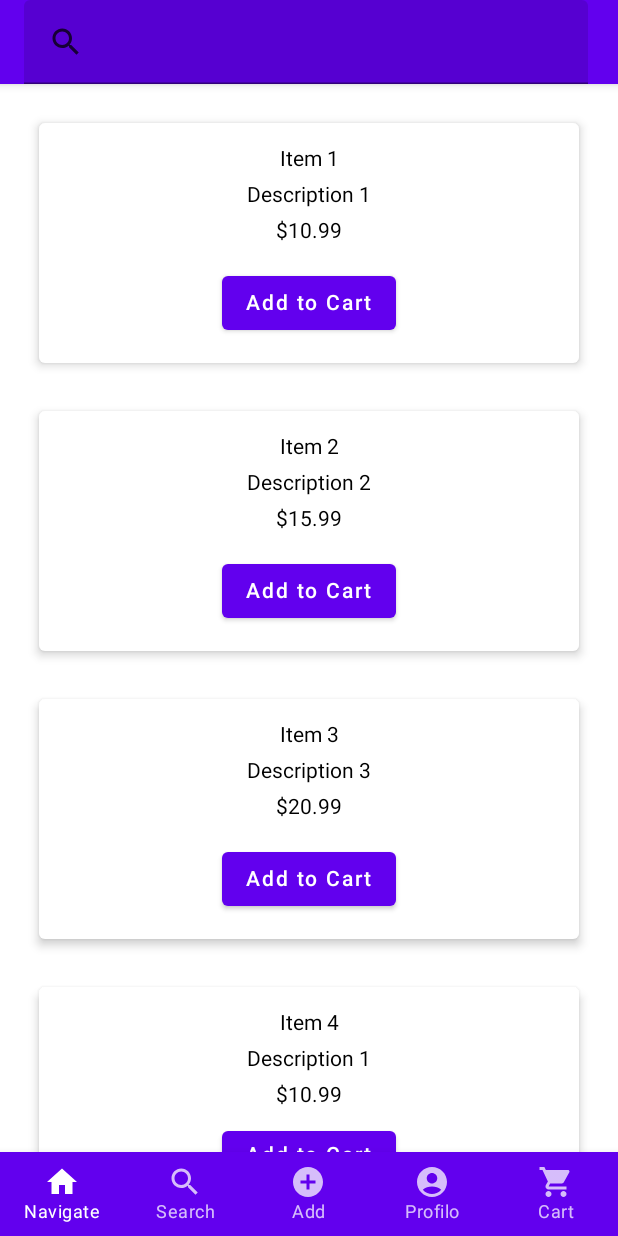
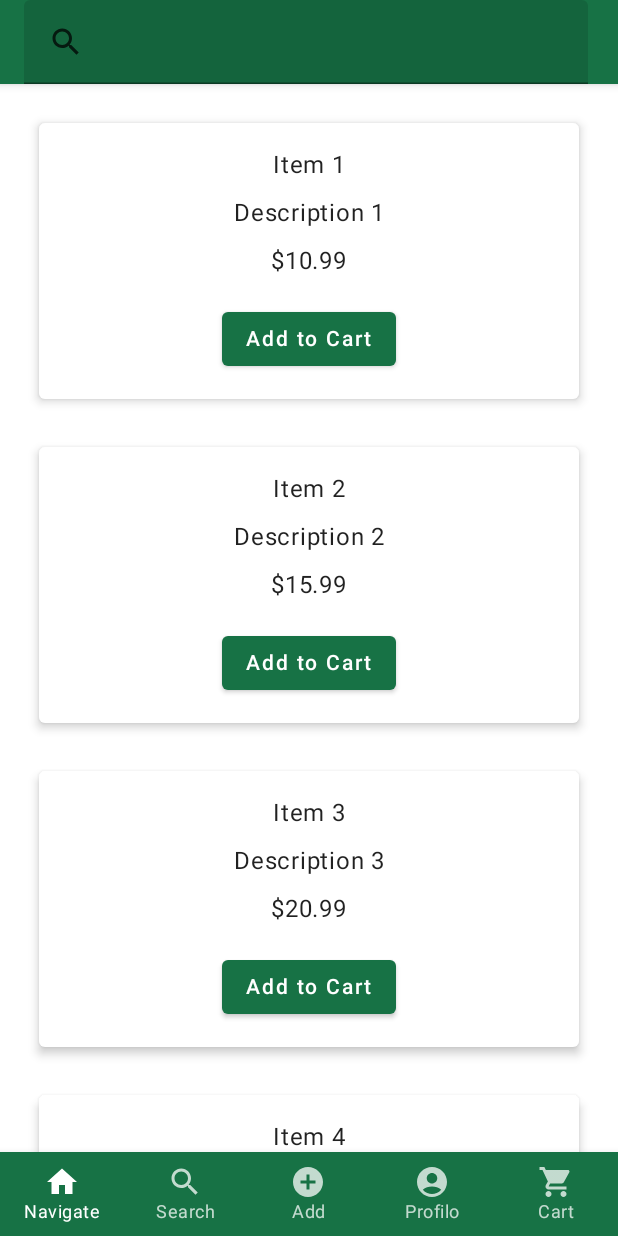
Before and after one commit to GiVill/Progetto-2022-2023-Villella-Dattilo-Laise-Trovato-Aloisio, an Android app built with Jetpack Compose: the @Preview function DefaultPreview, on a phone screen of 412 x 824 dp. Run offline under Robolectric (Android 15) with nearby library versions, the phone set to English and light mode, and no system bars; our stand-ins replace accompanist; network calls fail.

Commit message:
fix -colori molto belli

```diff
--- a/VintedAndroid/app/build.gradle
+++ b/VintedAndroid/app/build.gradle
@@ -82,6 +82,8 @@ dependencies {
     implementation 'org.springframework:spring-context:5.3.9'
     implementation 'com.squareup.retrofit2:retrofit:2.9.0'
     implementation 'com.squareup.retrofit2:converter-gson:2.9.0'
+    implementation "com.google.accompanist:accompanist-systemuicontroller:0.20.0"
+
 
 
     var room_version = "2.5.1"
--- a/VintedAndroid/app/src/main/java/com/example/vintedandroid/theme/Theme.kt
+++ b/VintedAndroid/app/src/main/java/com/example/vintedandroid/theme/Theme.kt
@@ -1,72 +1,60 @@
 package com.example.vintedandroid.theme
 
-import android.app.Activity
-import android.os.Build
 import androidx.compose.foundation.isSystemInDarkTheme
-import androidx.compose.material3.MaterialTheme
-import androidx.compose.material3.darkColorScheme
-import androidx.compose.material3.dynamicDarkColorScheme
-import androidx.compose.material3.dynamicLightColorScheme
-import androidx.compose.material3.lightColorScheme
+import androidx.compose.foundation.layout.Column
+import androidx.compose.foundation.layout.Row
+import androidx.compose.foundation.layout.padding
+import androidx.compose.material.*
 import androidx.compose.runtime.Composable
-import androidx.compose.runtime.SideEffect
-import androidx.compose.ui.graphics.toArgb
-import androidx.compose.ui.platform.LocalContext
-import androidx.compose.ui.platform.LocalView
-import androidx.core.view.WindowCompat
+import androidx.compose.ui.Alignment
+import androidx.compose.ui.Modifier
+import androidx.compose.ui.graphics.vector.ImageVector
+import androidx.compose.ui.res.colorResource
+import androidx.compose.ui.unit.dp
+import com.google.accompanist.systemuicontroller.rememberSystemUiController
 
-val DarkColorScheme = darkColorScheme(
-    primary = Green40,
-    secondary = Green80,
-    tertiary = LightGreen40
-)
-
- val LightColorScheme = lightColorScheme(
-    primary = Green40,
-    secondary = Green80,
-    tertiary = LightGreen40
-    // ...
-)
-
-    /* Other default colors to override
-    background = Color(0xFFFFFBFE),
-    surface = Color(0xFFFFFBFE),
-    onPrimary = Color.White,
-    onSecondary = Color.White,
-    onTertiary = Color.White,
-    onBackground = Color(0xFF1C1B1F),
-    onSurface = Color(0xFF1C1B1F),
-    */
 
 
 @Composable
 fun VintedAndroidTheme(
     darkTheme: Boolean = isSystemInDarkTheme(),
-    // Dynamic color is available on Android 12+
-    dynamicColor: Boolean = true,
     content: @Composable () -> Unit
 ) {
-    val colorScheme = when {
-        dynamicColor && Build.VERSION.SDK_INT >= Build.VERSION_CODES.S -> {
-            val context = LocalContext.current
-            if (darkTheme) dynamicDarkColorScheme(context) else dynamicLightColorScheme(context)
-        }
-
-        darkTheme -> DarkColorScheme
-        else -> LightColorScheme
-    }
-    val view = LocalView.current
-    if (!view.isInEditMode) {
-        SideEffect {
-            val window = (view.context as Activity).window
-            window.statusBarColor = colorScheme.primary.toArgb()
-            WindowCompat.getInsetsController(window, view).isAppearanceLightStatusBars = darkTheme
-        }
+    val systemUiController = rememberSystemUiController()
+    val colors = if (darkTheme) {
+        darkColors(
+            primary = Green40,
+            secondary = Green80,
+        )
+    } else {
+        lightColors(
+            primary = Green40,
+            secondary = Green80,
+        )
     }
 
     MaterialTheme(
-        colorScheme = colorScheme,
-        typography = Typography,
-        content = content
+        colors = colors,
+        content = {
+            systemUiController.setSystemBarsColor(
+                color = Green40,
+                darkIcons = !darkTheme
+            )
+            content()
+        },
     )
 }
+
+@Composable
+fun MenuItem(icon: ImageVector, text: String, onClick: () -> Unit) {
+    Column {
+        Row(verticalAlignment = Alignment.CenterVertically) {
+            Icon(
+                imageVector = icon,
+                contentDescription = text,
+                modifier = Modifier.padding(end = 8.dp)
+            )
+            Text(text = text)
+        }
+    }
+}
```
Also changed, not shown: VintedAndroid/app/src/main/java/com/example/vintedandroid/theme/Color.kt (+6 -6 lines), 484 other files.
